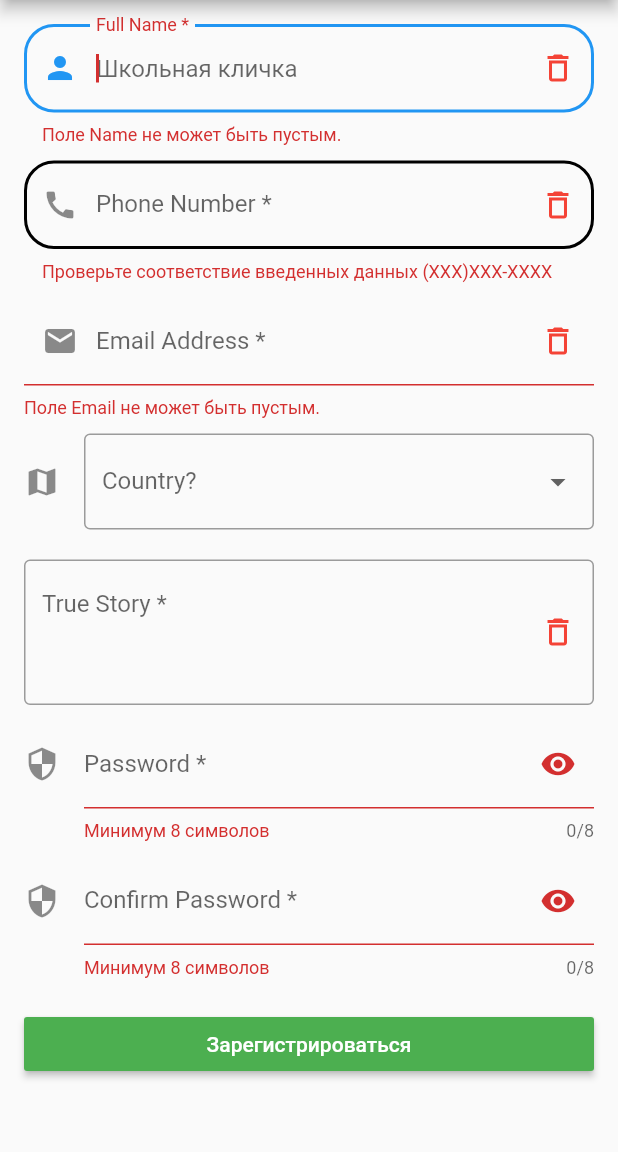
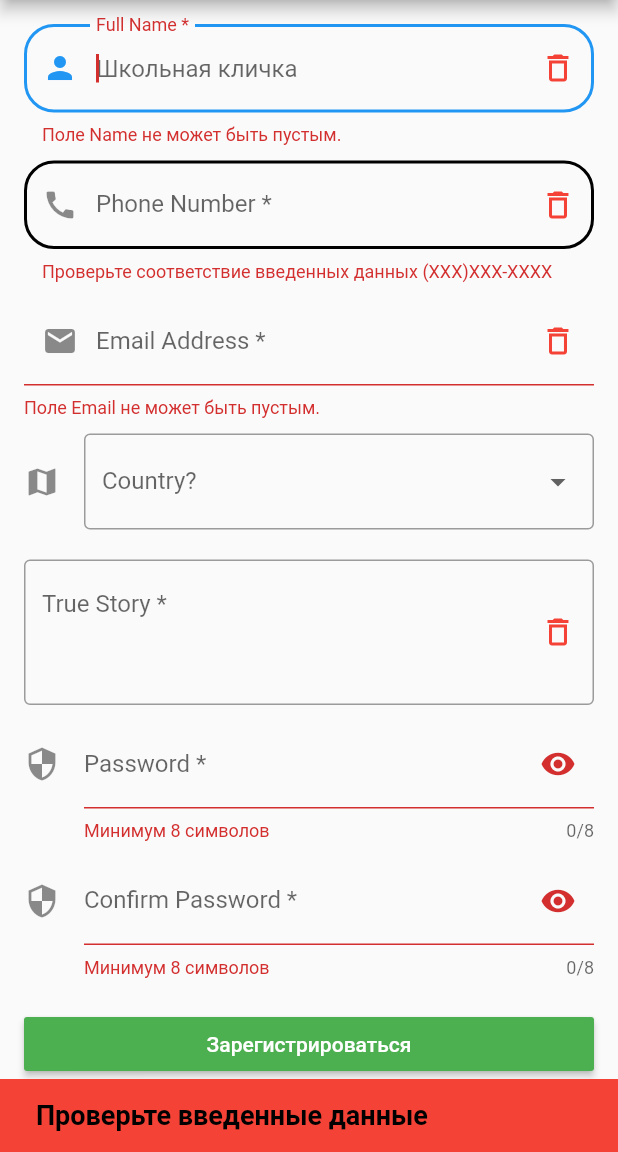
Before and after one commit to Glebovfl/register, a Flutter app: the screen it shows after launch, after a tap on "Зарегистрироваться", on a phone screen of 412 x 824 dp, the part 84-1236 px from its top. Run offline on Flutter 3.47's test engine with Material 2 defaults, Android fonts, the phone set to English and light mode, and no system bars.

```diff
--- a/lib/pages/register_form_page.dart
+++ b/lib/pages/register_form_page.dart
@@ -12,11 +12,15 @@ class RegisterFormPage extends StatefulWidget {
   _RegisterFormPageState createState() => _RegisterFormPageState();
 }
 
+
+
 class _RegisterFormPageState extends State<RegisterFormPage> {
   bool _hidePass = true;
   bool _hidePassConf = true;
 
   final _formKey = GlobalKey<FormState>();
+  final _scaffoldKey = GlobalKey<ScaffoldState>();
+
 
   final _nameController = TextEditingController();
   final _phoneController = TextEditingController();
@@ -56,6 +60,7 @@ class _RegisterFormPageState extends State<RegisterFormPage> {
   @override
   Widget build(BuildContext context) {
     return Scaffold(
+      key: _scaffoldKey,
       appBar: AppBar(
         title: Text('Register Form'),
         centerTitle: true,
@@ -293,7 +298,7 @@ class _RegisterFormPageState extends State<RegisterFormPage> {
       print('email user is ${_emailController.text}');
       print('story user is ${_storyController.text}');
     } else {
-      print('Проверьте введенные данные');
+      _showMessage(message: 'Проверьте введенные данные');
     }
   }
 
@@ -333,4 +338,21 @@ class _RegisterFormPageState extends State<RegisterFormPage> {
       return null;
     }
   }
+
+  void _showMessage({message}) {
+    _scaffoldKey.currentState!.showSnackBar(
+      SnackBar(
+        duration: Duration(seconds: 5),
+        backgroundColor: Colors.red,
+        content: Text(
+          message,
+          style: TextStyle(
+            color: Colors.black,
+            fontWeight: FontWeight.w600,
+            fontSize: 18.0
+          ),
+        )
+      ),
+    );
+  }
 }
```
